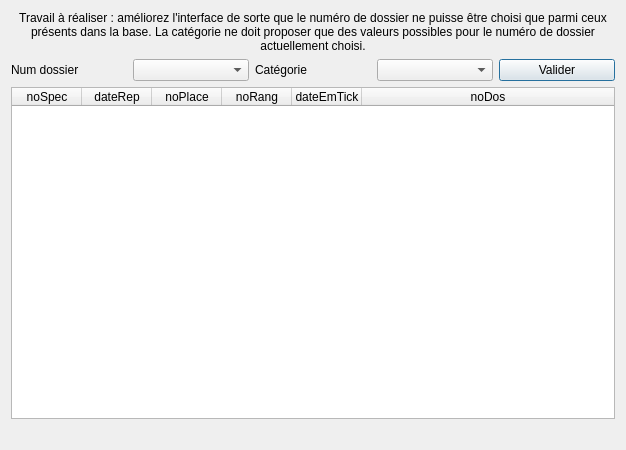
Qt form Theatre_Project/gui/fct_comp_4.ui (ALLian96/Projet2018BD) before a commit.
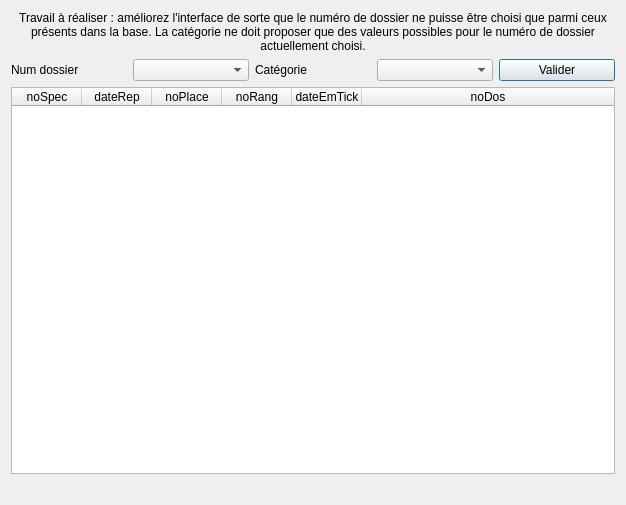
The same form after that commit.

Diff of the .ui file:
```diff
--- a/Theatre_Project/gui/fct_comp_4.ui
+++ b/Theatre_Project/gui/fct_comp_4.ui
@@ -7,7 +7,7 @@
     <x>0</x>
     <y>0</y>
     <width>626</width>
-    <height>450</height>
+    <height>505</height>
    </rect>
   </property>
   <property name="windowTitle">
```
Left out of the diff: 11 changed lines with no effect on the pictures.
